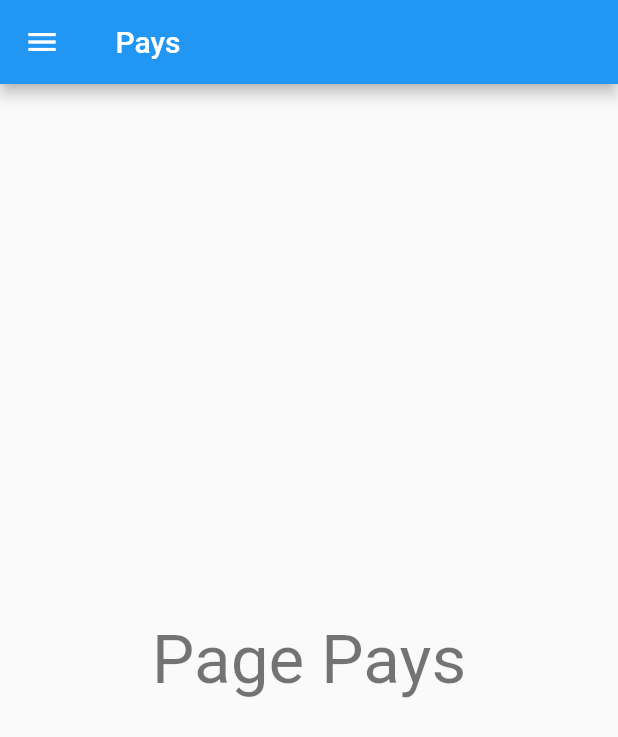
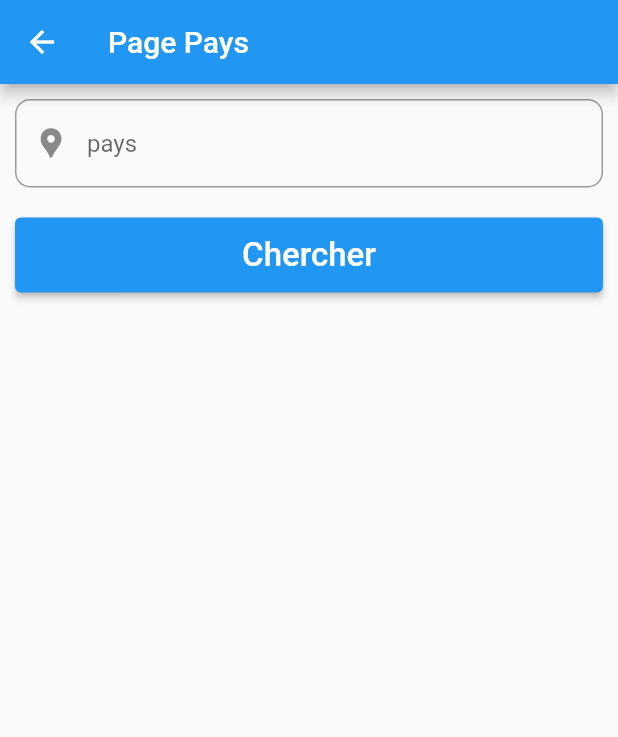
Before and after one commit to rouamansour/Voyage_app, a Flutter app: the PaysPage screen opened by its route, on a phone screen of 412 x 824 dp. Shown: the top 737 px of the screen. Run offline on Flutter 3.47's test engine with Material 2 defaults, Android fonts, the phone set to English and light mode, and no system bars; our stand-ins replace shared_preferences; missing offline and left inert: dart:js; accounts and stored records are empty.

Commit message:
update page pays

```diff
--- a/voyage/lib/pages/pays.page.dart
+++ b/voyage/lib/pages/pays.page.dart
@@ -1,19 +1,52 @@
 import 'package:flutter/material.dart';
+import 'package:voyage/pages/pays-details.page.dart';
 
 import '../menu/drawer.widget.dart';
 
-class PaysPage extends StatelessWidget{
-  @override
-  Widget build(BuildContext context) {
+class PaysPage extends StatelessWidget {
+  TextEditingController txt_pays = new TextEditingController();
+  Widget build(BuildContext context){
     return Scaffold(
-        drawer:MyDrawer(),
-        appBar: AppBar(title: Text(' Pays')),
-        body: Center(
-            child: Text(
-              'Page Pays',
-              style: Theme.of(context).textTheme.headline3,
-        ),
-        ),
-        );
+        appBar: AppBar(title: Text('Page Pays')),
+        body: Column(
+          children: [
+
+            Container(
+                padding: EdgeInsets.all(10),
+                child: TextFormField(
+                  controller: txt_pays,
+                  decoration: InputDecoration(
+                      prefixIcon: Icon(Icons.location_pin),
+                      hintText: "pays",
+                      border: OutlineInputBorder(
+                          borderSide: BorderSide(width: 1),
+                          borderRadius: BorderRadius.circular(10)
+                      )
+                  ),
+                )
+            ),
+
+            Container(
+              padding: EdgeInsets.all(10),
+              child: ElevatedButton(
+                  style: ElevatedButton.styleFrom(
+                      minimumSize: const Size.fromHeight(50)),
+                  onPressed: () {
+                    _onGetPaysDetails(context);
+                  },
+                  child: Text('Chercher', style: TextStyle(fontSize: 22))),
+            ),
+
+          ],
+        )
+    );
+  }
+
+  void _onGetPaysDetails(BuildContext context) {
+    String p=txt_pays.text;
+    Navigator.push(context,
+        MaterialPageRoute(
+          builder: (context) => PaysDetailsPage(p)));
+    txt_pays.text="";
   }
 }
```
